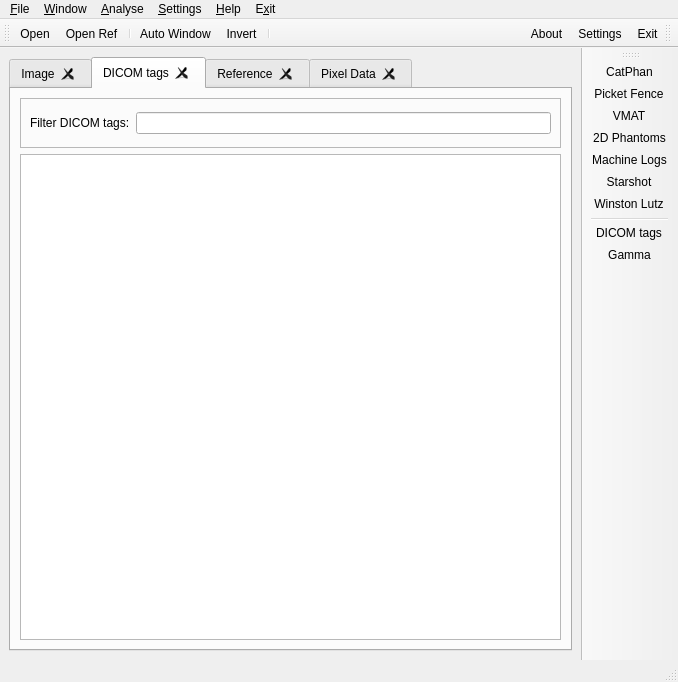
alanphys/LinaQA, file LinaQAForm.ui: the form before one commit.
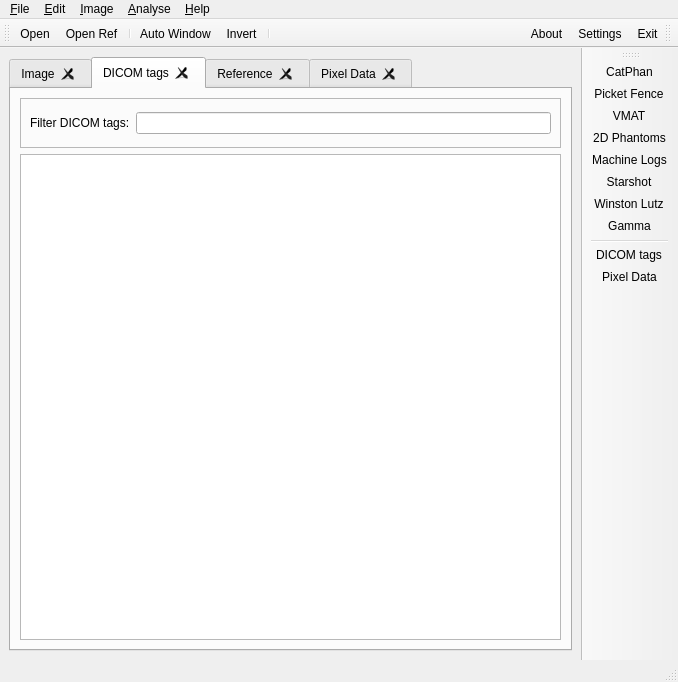
The form after the commit. The open tabs and pages were chosen to show the change. Icons and pictures are not drawn.

Commit message: Revise main menu

```diff
--- a/LinaQAForm.ui
+++ b/LinaQAForm.ui
@@ -160,9 +160,9 @@
     <addaction name="action_Open"/>
     <addaction name="action_Open_Ref"/>
    </widget>
-   <widget class="QMenu" name="menu_Window">
+   <widget class="QMenu" name="menu_Image">
     <property name="title">
-     <string>&amp;Window</string>
+     <string>&amp;Image</string>
     </property>
     <addaction name="action_Auto_Window"/>
     <addaction name="action_Invert"/>
@@ -188,22 +188,20 @@
     <addaction name="action_PylinacH"/>
     <addaction name="action_PyDicomH"/>
    </widget>
-   <widget class="QMenu" name="menuE_xit">
+   <widget class="QMenu" name="menuEdit">
     <property name="title">
-     <string>E&amp;xit</string>
+     <string>&amp;Edit</string>
     </property>
-   </widget>
-   <widget class="QMenu" name="menu_Settings">
-    <property name="title">
-     <string>&amp;Settings</string>
-    </property>
+    <addaction name="action_DICOM_tags"/>
+    <addaction name="action_Pixel_Data"/>
+    <addaction name="separator"/>
+    <addaction name="action_Settings"/>
    </widget>
    <addaction name="menu_File"/>
-   <addaction name="menu_Window"/>
+   <addaction name="menuEdit"/>
+   <addaction name="menu_Image"/>
    <addaction name="menu_Analyse"/>
-   <addaction name="menu_Settings"/>
    <addaction name="menu_Help"/>
-   <addaction name="menuE_xit"/>
   </widget>
   <widget class="QStatusBar" name="statusbar"/>
   <widget class="QToolBar" name="toolBar_Left">
@@ -284,9 +282,10 @@
    <addaction name="action_Machine_Logs"/>
    <addaction name="action_Starshot"/>
    <addaction name="action_Winston_Lutz"/>
-   <addaction name="separator"/>
-   <addaction name="action_DICOM_tags"/>
    <addaction name="action_Gamma"/>
+   <addaction name="separator"/>
+   <addaction name="action_DICOM_tags"/>
+   <addaction name="action_Pixel_Data"/>
   </widget>
   <action name="action_Open">
    <property name="icon">
@@ -493,6 +492,21 @@
     <string>Calculate Gamma difference</string>
    </property>
   </action>
+  <action name="action_Pixel_Data">
+   <property name="checkable">
+    <bool>true</bool>
+   </property>
+   <property name="icon">
+    <iconset resource="LinaQA.qrc">
+     <normaloff>:/Icons/Icons/TableEdit.png</normaloff>:/Icons/Icons/TableEdit.png</iconset>
+   </property>
+   <property name="text">
+    <string>Pixel Data</string>
+   </property>
+   <property name="toolTip">
+    <string>Edit pixel data</string>
+   </property>
+  </action>
  </widget>
  <resources>
   <include location="LinaQA.qrc"/>
```
Left out of the diff: 3 changed lines with no effect on the pictures. The commit also changes 6 other files.
